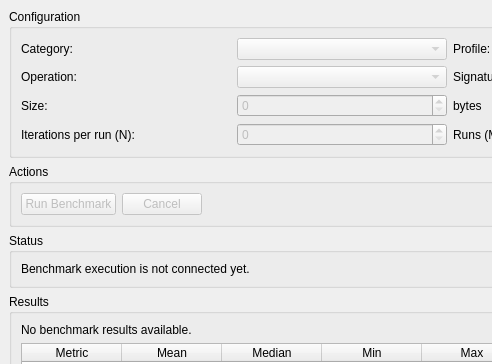
Above: src/gui/MainWindow.ui from drbilbobaggins/CryptoBenchmark before the change; both pictures show x 0 to 492 and y 0 to 364 of the 900 by 650 pixel window. Below: the same form after it.
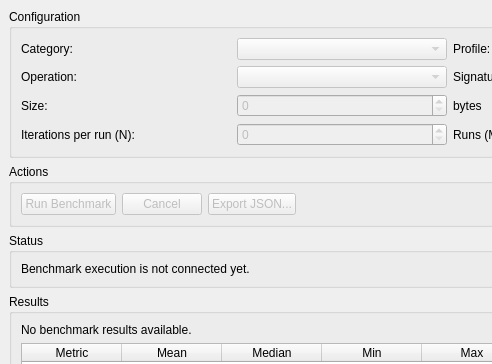
That is the form after the change.

Commit message: Add M13 single JSON export UI

The edit to the form file:
```diff
--- a/src/gui/MainWindow.ui
+++ b/src/gui/MainWindow.ui
@@ -176,6 +176,16 @@
          </property>
         </widget>
        </item>
+        <item>
+         <widget class="QPushButton" name="exportJsonButton">
+          <property name="enabled">
+           <bool>false</bool>
+          </property>
+          <property name="text">
+           <string>Export JSON...</string>
+          </property>
+         </widget>
+        </item>
        <item>
         <spacer name="actionsSpacer">
          <property name="orientation">
```
The commit also changes 3 other files.
